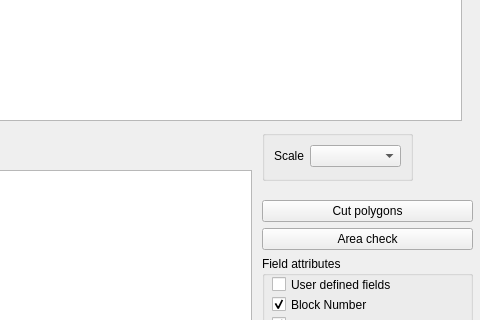
GeoscienceAustralia/GraticularBlockCuttingTool, file graticular_block_cutting_tool_dialog_base.ui: the form before one commit; both pictures show x 328 to 808 and y 210 to 530 of the 808 by 726 pixel window.
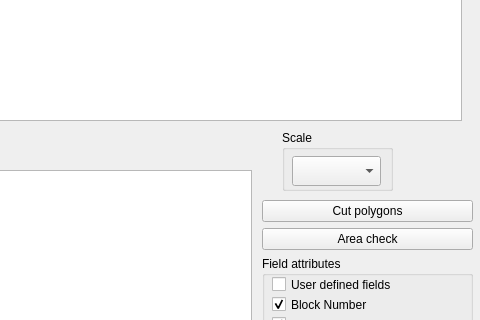
The form after the commit.

```diff
--- a/graticular_block_cutting_tool_dialog_base.ui
+++ b/graticular_block_cutting_tool_dialog_base.ui
@@ -368,24 +368,25 @@
   <widget class="QGroupBox" name="horizontalGroupBox">
    <property name="geometry">
     <rect>
-     <x>590</x>
+     <x>610</x>
      <y>340</y>
-     <width>151</width>
-     <height>51</height>
+     <width>111</width>
+     <height>61</height>
     </rect>
    </property>
-   <layout class="QFormLayout" name="formLayout">
-    <item row="0" column="1">
-     <widget class="QComboBox" name="comboScale"/>
-    </item>
-    <item row="0" column="0">
-     <widget class="QLabel" name="label_3">
-      <property name="text">
-       <string>Scale</string>
-      </property>
-     </widget>
-    </item>
-   </layout>
+   <property name="title">
+    <string>Scale</string>
+   </property>
+   <widget class="QComboBox" name="comboScale">
+    <property name="geometry">
+     <rect>
+      <x>10</x>
+      <y>26</y>
+      <width>89</width>
+      <height>30</height>
+     </rect>
+    </property>
+   </widget>
   </widget>
  </widget>
  <resources/>
```
Left out of the diff: 2 changed lines with no effect on the pictures.
